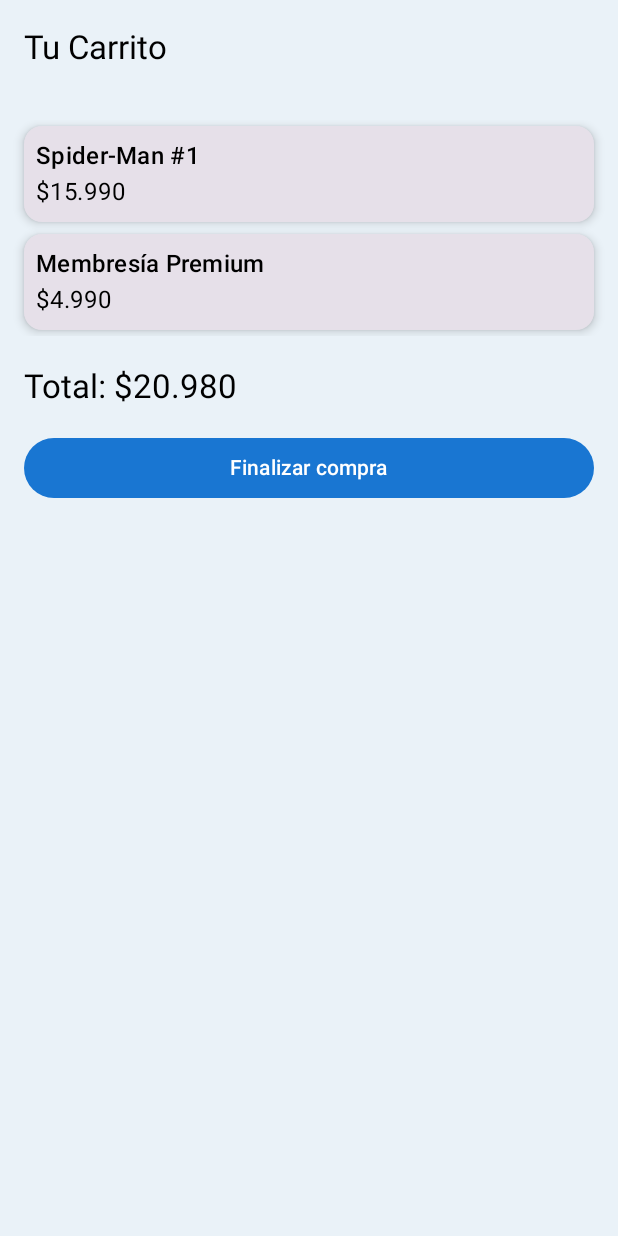
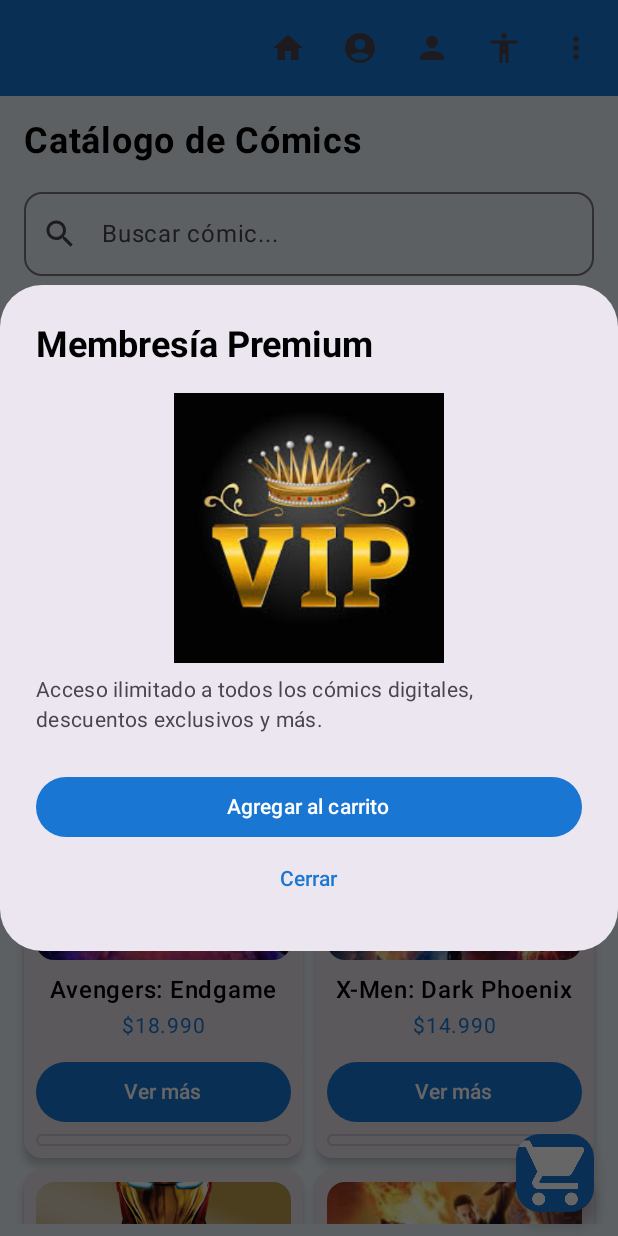
Before and after one commit to brucespinoza/TiendaComics, an Android app built with Jetpack Compose: the screen it shows after launch (MainActivity), after a tap on "Ver más", on a phone screen of 412 x 824 dp. Run offline under Robolectric (Android 15) with nearby library versions, the phone set to English and light mode, and no system bars; our stand-ins replace Room's generated code; 1 other tap on this screen came first.

Commit message:
CATALOGO CON EL CARRITO MAS PEQUEÑO Y TAMBIEN DENTRO DE CADA DETALLE SE AGREGA EL "AGREGAR AL CARRITO")

```diff
--- a/app/src/main/java/com/example/tiendacomic/ui/screen/CarritoScreen.kt
+++ b/app/src/main/java/com/example/tiendacomic/ui/screen/CarritoScreen.kt
@@ -8,53 +8,37 @@
 import androidx.compose.ui.Alignment
 import androidx.compose.ui.Modifier
 import androidx.compose.ui.unit.dp
+import kotlinx.coroutines.launch
 import java.text.NumberFormat
 import java.util.*
 
-@OptIn(ExperimentalMaterial3Api::class) // para usar Scaffold experimental
+@OptIn(ExperimentalMaterial3Api::class)
 @Composable
 fun CarritoScreen() {
+    // 🔹 Carrito vacío por defecto
+    val carrito = remember { mutableStateListOf<Comic>() }
 
-    // 🔹 Simulamos el carrito con algunos productos
-    val carrito = remember {
-        mutableStateListOf(
-            Comic(1, "Spider-Man #1", 15990, 0, ""),
-            Comic(10, "Membresía Premium", 4990, 0, "")
-        )
-    }
-
-    // 🔹 Formato de moneda CLP
     val formatoCLP = NumberFormat.getCurrencyInstance(Locale("es", "CL"))
-
-    // 🔹 Calcular total sumando los precios
     val total = carrito.sumOf { it.precio }
 
-    // 🔹 Estructura general de la pantalla
+    val snackbarHostState = remember { SnackbarHostState() }
+    val scope = rememberCoroutineScope()
+
     Scaffold(
-        topBar = {
-            TopAppBar(title = { Text("Tu Carrito") })
-        }
+        topBar = { TopAppBar(title = { Text("Tu Carrito") }) },
+        snackbarHost = { SnackbarHost(snackbarHostState) }
     ) { innerPadding ->
-
-        // 🔹 Contenedor principal de la pantalla
         Column(
             modifier = Modifier
                 .padding(innerPadding)
                 .fillMaxSize()
                 .padding(16.dp)
         ) {
-
-            // 🔹 Mostrar mensaje si el carrito está vacío
             if (carrito.isEmpty()) {
-                Box(
-                    modifier = Modifier.fillMaxSize(),
-                    contentAlignment = Alignment.Center
-                ) {
-                    Text("Tu carrito está vacío.")
+                Box(modifier = Modifier.fillMaxSize(), contentAlignment = Alignment.Center) {
+                    Text("🛒 Tu carrito está vacío.")
                 }
             } else {
-
-                // 🔹 Mostrar lista de cómics en el carrito
                 LazyColumn {
                     items(carrito) { item ->
                         Card(
@@ -63,13 +47,8 @@
                                 .padding(vertical = 4.dp),
                             elevation = CardDefaults.cardElevation(4.dp)
                         ) {
-                            Column(
-                                modifier = Modifier.padding(8.dp)
-                            ) {
-                                Text(
-                                    text = item.titulo,
-                                    style = MaterialTheme.typography.titleMedium
-                                )
+                            Column(modifier = Modifier.padding(8.dp)) {
+                                Text(item.titulo, style = MaterialTheme.typography.titleMedium)
                                 Text(formatoCLP.format(item.precio))
                             }
                         }
@@ -77,25 +56,21 @@
                 }
 
                 Spacer(modifier = Modifier.height(20.dp))
-
-                // 🔹 Mostrar total del carrito
-                Text(
-                    text = "Total: ${formatoCLP.format(total)}",
-                    style = MaterialTheme.typography.titleLarge
-                )
-
+                Text("Total: ${formatoCLP.format(total)}", style = MaterialTheme.typography.titleLarge)
                 Spacer(modifier = Modifier.height(16.dp))
 
-                // 🔹 Botón para finalizar la compra
                 Button(
                     onClick = {
-                        // Aquí puedes agregar la lógica para finalizar compra
+                        carrito.clear()
+                        scope.launch {
+                            snackbarHostState.showSnackbar("✅ Su compra ha sido finalizada con éxito")
+                        }
                     },
                     modifier = Modifier.fillMaxWidth()
                 ) {
                     Text("Finalizar compra")
                 }
-            } // ← cierre del if/else
-        } // ← cierre del Column
-    } // ← cierre del Scaffold
+            }
+        }
+    }
 }
--- a/app/src/main/java/com/example/tiendacomic/ui/screen/CatalogoScreen.kt
+++ b/app/src/main/java/com/example/tiendacomic/ui/screen/CatalogoScreen.kt
@@ -30,9 +30,6 @@
 import java.text.NumberFormat
 import java.util.*
 
-/*───────────────────────────────────────────────
- MODELO DE DATOS - Representa un cómic
-───────────────────────────────────────────────*/
 data class Comic(
     val id: Int,
     val titulo: String,
@@ -41,41 +38,28 @@
     val descripcion: String
 )
 
-/*───────────────────────────────────────────────
- PANTALLA PRINCIPAL DEL CATÁLOGO
-───────────────────────────────────────────────*/
 @Composable
-fun CatalogoScreen(
-    navController: NavController,
-    onVerMas: (Comic) -> Unit = {}
-) {
-    // 🔹 Lista de cómics disponibles
+fun CatalogoScreen(navController: NavController) {
     val listaComics = listOf(
         Comic(1, "Membresía Premium", 49990, R.drawable.vip, "Acceso ilimitado a todos los cómics digitales, descuentos exclusivos y más."),
-        Comic(2, "Batman: Año Uno", 12490, R.drawable.batman, "La historia de los primeros días de Bruce Wayne como el vigilante de Gotham."),
-        Comic(3, "Avengers: Endgame", 18990, R.drawable.avenger, "Los Vengadores intentan revertir las consecuencias del chasquido de Thanos."),
-        Comic(4, "X-Men: Dark Phoenix", 14990, R.drawable.men, "Jean Grey pierde el control de sus poderes y pone en peligro a toda la humanidad."),
-        Comic(5, "Iron Man: Extremis", 13490, R.drawable.ironman, "Tony Stark debe enfrentarse a un virus nanotecnológico que lo cambiará para siempre."),
-        Comic(6, "4 Fantásticos #1", 24990, R.drawable.fantasticos, "Los héroes más grandes de Marvel descubren sus nuevos poderes."),
-        Comic(7, "Narnia", 16990, R.drawable.narnia, "Un mundo mágico lleno de criaturas fantásticas y una eterna batalla entre el bien y el mal."),
-        Comic(8, "Alicia en el país de las maravillas #1", 18990, R.drawable.alicia, "Alicia cae en un mundo surrealista lleno de personajes excéntricos."),
-        Comic(9, "Power Ranger #1", 17990, R.drawable.ranger, "Un grupo de jóvenes héroes defiende la Tierra con sus trajes y zords."),
-        Comic(10, "Spider-Man #1", 15990, R.drawable.spiderman, "Peter Parker enfrenta su mayor desafío al equilibrar su vida como estudiante y superhéroe."),
-
+        Comic(2, "Batman: Año Uno", 12490, R.drawable.batman, "Los primeros días de Bruce Wayne como vigilante."),
+        Comic(3, "Avengers: Endgame", 18990, R.drawable.avenger, "Los Vengadores intentan revertir el chasquido de Thanos."),
+        Comic(4, "X-Men: Dark Phoenix", 14990, R.drawable.men, "Jean Grey pierde el control de sus poderes."),
+        Comic(5, "Iron Man: Extremis", 13490, R.drawable.ironman, "Tony Stark enfrenta un virus nanotecnológico."),
+        Comic(6, "4 Fantásticos #1", 24990, R.drawable.fantasticos, "Los héroes más grandes de Marvel."),
+        Comic(7, "Narnia", 16990, R.drawable.narnia, "Un mundo mágico lleno de criaturas fantásticas."),
+        Comic(8, "Alicia en el país de las maravillas #1", 18990, R.drawable.alicia, "Alicia cae en un mundo surrealista."),
+        Comic(9, "Power Ranger #1", 17990, R.drawable.ranger, "Un grupo de jóvenes héroes defiende la Tierra."),
+        Comic(10, "Spider-Man #1", 15990, R.drawable.spiderman, "Peter Parker enfrenta su mayor desafío.")
     )
 
-    // 🔹 Estado del texto de búsqueda
     var textoBusqueda by remember { mutableStateOf("") }
-
-    // 🔹 Estado del carrito (lista compartida entre cómics)
     val carrito = remember { mutableStateListOf<Comic>() }
 
-    // 🔹 Filtrar cómics por texto de búsqueda
     val comicsFiltrados = listaComics.filter {
         it.titulo.contains(textoBusqueda, ignoreCase = true)
     }
 
-    // 🔹 Estructura principal con barra superior
     Scaffold(
         topBar = {
             AppTopBar(
@@ -86,10 +70,11 @@
             )
         },
         floatingActionButton = {
-            // 🛒 Botón flotante que lleva al carrito
+            // FAB pequeño sin cubrir la vista
             FloatingActionButton(
                 onClick = { navController.navigate(Route.Carrito.path) },
-                containerColor = MaterialTheme.colorScheme.primary
+                containerColor = MaterialTheme.colorScheme.primary,
+                modifier = Modifier.size(52.dp)
             ) {
                 Icon(
                     painter = painterResource(id = R.drawable.icono),
@@ -106,7 +91,6 @@
                 .padding(innerPadding)
                 .padding(8.dp)
         ) {
-            // 🔹 Título principal
             Text(
                 text = "Catálogo de Cómics",
                 fontSize = 24.sp,
@@ -114,7 +98,6 @@
                 modifier = Modifier.padding(8.dp)
             )
 
-            // 🔹 Campo de búsqueda
             OutlinedTextField(
                 value = textoBusqueda,
                 onValueChange = { textoBusqueda = it },
@@ -134,7 +117,6 @@
 
             Spacer(modifier = Modifier.height(8.dp))
 
-            // 🔹 Grilla de cómics
             LazyVerticalGrid(
                 columns = GridCells.Fixed(2),
                 modifier = Modifier.fillMaxSize(),
@@ -145,16 +127,16 @@
                 items(comicsFiltrados) { comic ->
                     ComicCard(
                         comic = comic,
-                        onVerMas = { onVerMas(comic) },
+                        onVerMas = { /* solo abre el diálogo */ },
                         onComprar = {
                             carrito.add(comic)
                             navController.navigate(Route.Carrito.path)
-                        }
+                        },
+                        onAgregarAlCarrito = { carrito.add(it) }
                     )
                 }
             }
 
-            // 🔹 Mensaje si no hay coincidencias
             if (comicsFiltrados.isEmpty()) {
                 Box(
                     modifier = Modifier.fillMaxSize(),
@@ -167,31 +149,26 @@
     }
 }
 
-/*───────────────────────────────────────────────
- TARJETA DE CADA CÓMIC
-───────────────────────────────────────────────*/
 @Composable
 fun ComicCard(
     comic: Comic,
     onVerMas: () -> Unit,
-    onComprar: () -> Unit
+    onComprar: () -> Unit,
+    onAgregarAlCarrito: (Comic) -> Unit
 ) {
     var seleccionado by remember { mutableStateOf(false) }
     var mostrarDialogo by remember { mutableStateOf(false) }
 
-    // 🔹 Animación de escala
     val escala by animateFloatAsState(
         targetValue = if (seleccionado) 1.05f else 1f,
         animationSpec = tween(durationMillis = 300)
     )
 
-    // 🔹 Formatear precio a CLP
     val formatoCLP = NumberFormat.getCurrencyInstance(Locale("es", "CL")).apply {
         maximumFractionDigits = 0
     }
     val precioFormateado = formatoCLP.format(comic.precio)
 
-    // 🔹 Tarjeta visual
     Card(
         modifier = Modifier
             .fillMaxWidth()
@@ -219,18 +196,11 @@
             )
 
             Spacer(modifier = Modifier.height(8.dp))
-
             Text(text = comic.titulo, fontSize = 16.sp, fontWeight = FontWeight.SemiBold)
-
-            Text(
-                text = precioFormateado,
-                fontSize = 14.sp,
-                color = MaterialTheme.colorScheme.primary
-            )
+            Text(text = precioFormateado, fontSize = 14.sp, color = MaterialTheme.colorScheme.primary)
 
             Spacer(modifier = Modifier.height(8.dp))
 
-            // 🔹 Botón “Ver más”
             Button(
                 onClick = { mostrarDialogo = true },
                 modifier = Modifier.fillMaxWidth()
@@ -238,30 +208,35 @@
                 Text("Ver más")
             }
 
-            // 🔹 Botón “Comprar”
-            Button(
+            OutlinedButton(
                 onClick = { onComprar() },
                 modifier = Modifier
                     .fillMaxWidth()
-                    .padding(top = 4.dp),
-                colors = ButtonDefaults.buttonColors(containerColor = MaterialTheme.colorScheme.secondary)
+                    .padding(top = 4.dp)
             ) {
                 Text("Comprar")
             }
         }
     }
 
-    // 🔹 Diálogo de detalle
     if (mostrarDialogo) {
-        ComicDialog(comic = comic, onDismiss = { mostrarDialogo = false })
+        ComicDialog(
+            comic = comic,
+            onDismiss = { mostrarDialogo = false },
+            onAgregarAlCarrito = {
+                onAgregarAlCarrito(comic)
+                mostrarDialogo = false
+            }
+        )
     }
 }
 
-/*───────────────────────────────────────────────
- DIÁLOGO DE DETALLE DE CÓMIC
-───────────────────────────────────────────────*/
 @Composable
-fun ComicDialog(comic: Comic, onDismiss: () -> Unit) {
+fun ComicDialog(
+    comic: Comic,
+    onDismiss: () -> Unit,
+    onAgregarAlCarrito: () -> Unit
+) {
     AlertDialog(
         onDismissRequest = onDismiss,
         title = { Text(text = comic.titulo, fontWeight = FontWeight.Bold) },
@@ -280,8 +255,13 @@
             }
         },
         confirmButton = {
-            TextButton(onClick = onDismiss) {
-                Text("Cerrar")
+            Column {
+                Button(onClick = onAgregarAlCarrito, modifier = Modifier.fillMaxWidth()) {
+                    Text("Agregar al carrito")
+                }
+                TextButton(onClick = onDismiss, modifier = Modifier.fillMaxWidth()) {
+                    Text("Cerrar")
+                }
             }
         }
     )
```
